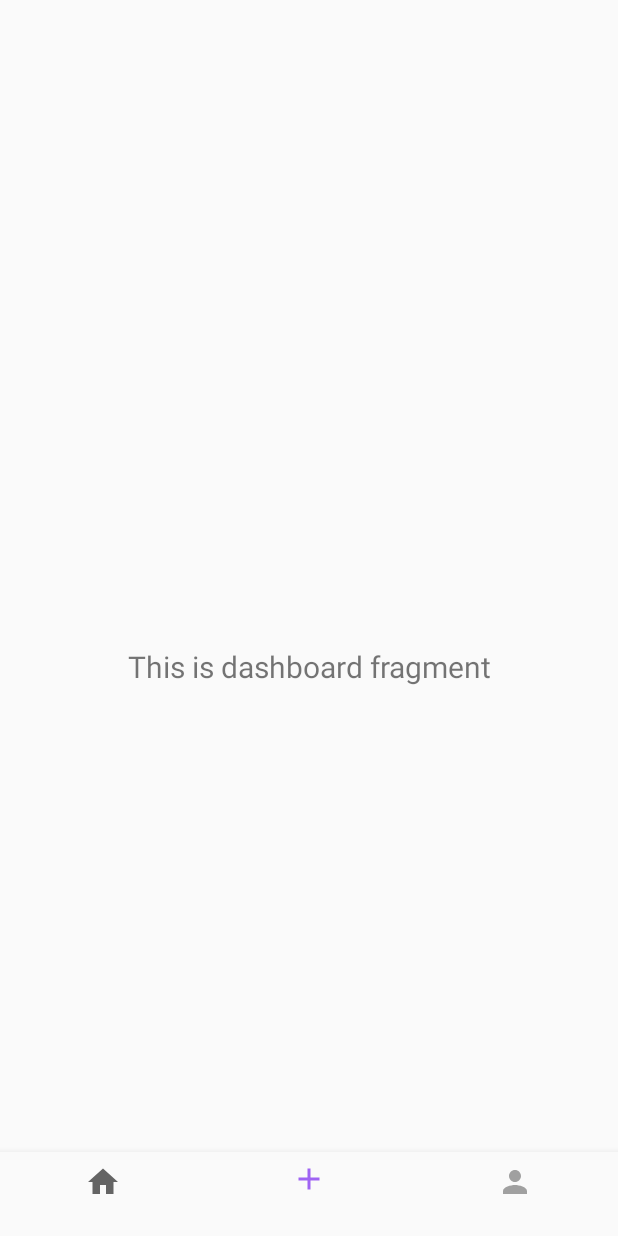
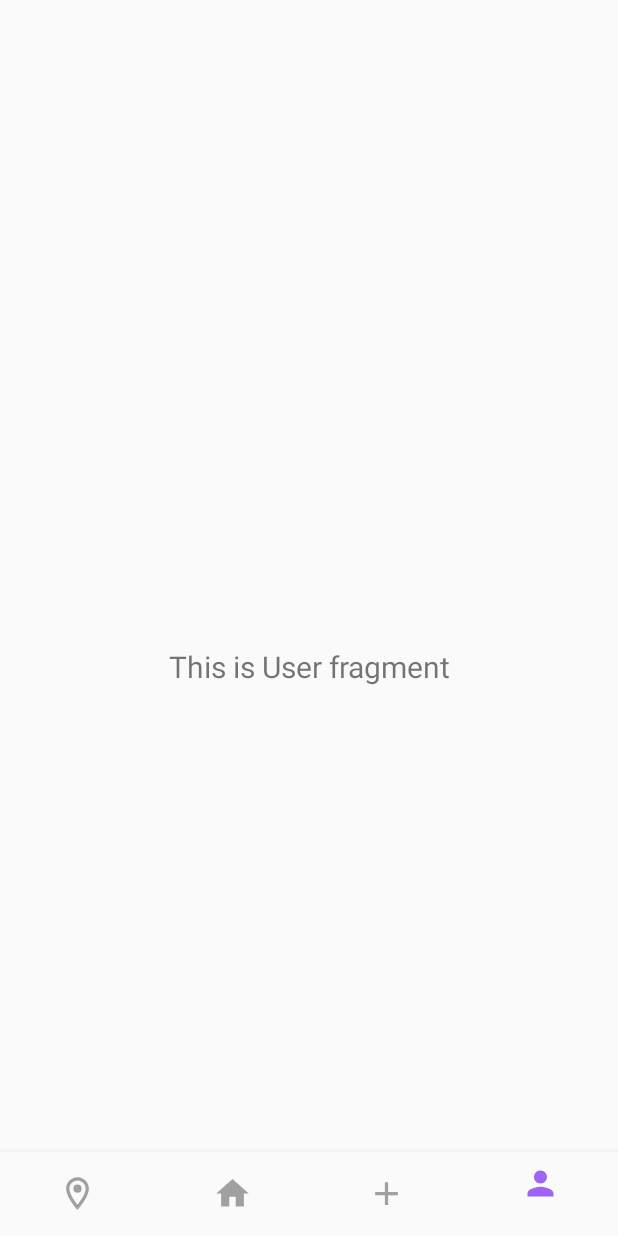
Before and after one commit to AndreyRichman/IVE, an Android app: the UserFragment screen opened through its navigation route, on a phone screen of 412 x 824 dp. Run offline under Robolectric (Android 15) with nearby library versions, the phone set to English and light mode, and no system bars; our stand-ins replace navigation-ui; Roboto replaces fonts that are not available here.

Commit message:
add location fragment

```diff
--- a/app/build.gradle
+++ b/app/build.gradle
@@ -33,6 +33,7 @@ dependencies {
     implementation 'androidx.navigation:navigation-fragment:2.3.0'
     implementation 'androidx.navigation:navigation-ui:2.3.0'
     implementation 'androidx.lifecycle:lifecycle-extensions:2.2.0'
+    implementation 'androidx.legacy:legacy-support-v4:1.0.0'
 
     testImplementation 'junit:junit:4.12'
     androidTestImplementation 'androidx.test.ext:junit:1.1.1'
--- a/app/src/main/java/com/mta/ive/pages/ui/notifications/NotificationsFragment.java
+++ b/app/src/main/java/com/mta/ive/pages/ui/addtask/AddTaskFragment.java
@@ -1,4 +1,4 @@
-package com.mta.ive.pages.ui.notifications;
+package com.mta.ive.pages.ui.addtask;
 
 import android.os.Bundle;
 import android.view.LayoutInflater;
@@ -15,17 +15,17 @@ import androidx.lifecycle.ViewModelProviders;
 import com.mta.ive.R;
 
 
-public class NotificationsFragment extends Fragment {
+public class AddTaskFragment extends Fragment {
 
-    private NotificationsViewModel notificationsViewModel;
+    private AddTaskViewModel addTaskViewModel;
 
     public View onCreateView(@NonNull LayoutInflater inflater,
                              ViewGroup container, Bundle savedInstanceState) {
-        notificationsViewModel =
-                ViewModelProviders.of(this).get(NotificationsViewModel.class);
-        View root = inflater.inflate(R.layout.fragment_notifications, container, false);
-        final TextView textView = root.findViewById(R.id.text_notifications);
-        notificationsViewModel.getText().observe(getViewLifecycleOwner(), new Observer<String>() {
+        addTaskViewModel =
+                ViewModelProviders.of(this).get(AddTaskViewModel.class);
+        View root = inflater.inflate(R.layout.fragment_add, container, false);
+        final TextView textView = root.findViewById(R.id.text_dashboard);
+        addTaskViewModel.getText().observe(getViewLifecycleOwner(), new Observer<String>() {
             @Override
             public void onChanged(@Nullable String s) {
                 textView.setText(s);
--- a/app/src/main/java/com/mta/ive/pages/ui/dashboard/DashboardViewModel.java
+++ b/app/src/main/java/com/mta/ive/pages/ui/addtask/AddTaskViewModel.java
@@ -1,16 +1,16 @@
-package com.mta.ive.pages.ui.dashboard;
+package com.mta.ive.pages.ui.addtask;
 
 import androidx.lifecycle.LiveData;
 import androidx.lifecycle.MutableLiveData;
 import androidx.lifecycle.ViewModel;
 
-public class DashboardViewModel extends ViewModel {
+public class AddTaskViewModel extends ViewModel {
 
     private MutableLiveData<String> mText;
 
-    public DashboardViewModel() {
+    public AddTaskViewModel() {
         mText = new MutableLiveData<>();
-        mText.setValue("This is dashboard fragment");
+        mText.setValue("Add New Task!");
     }
 
     public LiveData<String> getText() {
--- /dev/null
+++ b/app/src/main/java/com/mta/ive/pages/ui/location/LocationFragment.java
@@ -0,0 +1,35 @@
+package com.mta.ive.pages.ui.location;
+
+import android.os.Bundle;
+import android.view.LayoutInflater;
+import android.view.View;
+import android.view.ViewGroup;
+import android.widget.TextView;
+
+import androidx.annotation.NonNull;
+import androidx.annotation.Nullable;
+import androidx.fragment.app.Fragment;
+import androidx.lifecycle.Observer;
+import androidx.lifecycle.ViewModelProviders;
+
+import com.mta.ive.R;
+
+public class LocationFragment extends Fragment {
+
+    private LocationViewModel locationViewModel;
+
+    public View onCreateView(@NonNull LayoutInflater inflater,
+                             ViewGroup container, Bundle savedInstanceState) {
+        locationViewModel =
+                ViewModelProviders.of(this).get(LocationViewModel.class);
+        View root = inflater.inflate(R.layout.fragment_add, container, false);
+        final TextView textView = root.findViewById(R.id.text_dashboard);
+        locationViewModel.getText().observe(getViewLifecycleOwner(), new Observer<String>() {
+            @Override
+            public void onChanged(@Nullable String s) {
+                textView.setText(s);
+            }
+        });
+        return root;
+    }
+}
--- a/app/src/main/java/com/mta/ive/pages/ui/notifications/NotificationsViewModel.java
+++ b/app/src/main/java/com/mta/ive/pages/ui/location/LocationViewModel.java
@@ -1,16 +1,17 @@
-package com.mta.ive.pages.ui.notifications;
+package com.mta.ive.pages.ui.location;
 
 import androidx.lifecycle.LiveData;
 import androidx.lifecycle.MutableLiveData;
 import androidx.lifecycle.ViewModel;
 
-public class NotificationsViewModel extends ViewModel {
+
+public class LocationViewModel extends ViewModel {
 
     private MutableLiveData<String> mText;
 
-    public NotificationsViewModel() {
+    public LocationViewModel() {
         mText = new MutableLiveData<>();
-        mText.setValue("This is notifications fragment");
+        mText.setValue("Current Location!");
     }
 
     public LiveData<String> getText() {
--- a/app/src/main/java/com/mta/ive/pages/ui/dashboard/DashboardFragment.java
+++ b/app/src/main/java/com/mta/ive/pages/ui/user/UserFragment.java
@@ -1,4 +1,4 @@
-package com.mta.ive.pages.ui.dashboard;
+package com.mta.ive.pages.ui.user;
 
 import android.os.Bundle;
 import android.view.LayoutInflater;
@@ -15,17 +15,17 @@ import androidx.lifecycle.ViewModelProviders;
 import com.mta.ive.R;
 
 
-public class DashboardFragment extends Fragment {
+public class UserFragment extends Fragment {
 
-    private DashboardViewModel dashboardViewModel;
+    private UserViewModel notificationsViewModel;
 
     public View onCreateView(@NonNull LayoutInflater inflater,
                              ViewGroup container, Bundle savedInstanceState) {
-        dashboardViewModel =
-                ViewModelProviders.of(this).get(DashboardViewModel.class);
-        View root = inflater.inflate(R.layout.fragment_dashboard, container, false);
-        final TextView textView = root.findViewById(R.id.text_dashboard);
-        dashboardViewModel.getText().observe(getViewLifecycleOwner(), new Observer<String>() {
+        notificationsViewModel =
+                ViewModelProviders.of(this).get(UserViewModel.class);
+        View root = inflater.inflate(R.layout.fragment_user, container, false);
+        final TextView textView = root.findViewById(R.id.text_notifications);
+        notificationsViewModel.getText().observe(getViewLifecycleOwner(), new Observer<String>() {
             @Override
             public void onChanged(@Nullable String s) {
                 textView.setText(s);
--- /dev/null
+++ b/app/src/main/java/com/mta/ive/pages/ui/user/UserViewModel.java
@@ -0,0 +1,19 @@
+package com.mta.ive.pages.ui.user;
+
+import androidx.lifecycle.LiveData;
+import androidx.lifecycle.MutableLiveData;
+import androidx.lifecycle.ViewModel;
+
+public class UserViewModel extends ViewModel {
+
+    private MutableLiveData<String> mText;
+
+    public UserViewModel() {
+        mText = new MutableLiveData<>();
+        mText.setValue("This is User fragment");
+    }
+
+    public LiveData<String> getText() {
+        return mText;
+    }
+}
--- /dev/null
+++ b/app/src/main/res/drawable-anydpi/icon_location.xml
@@ -0,0 +1,14 @@
+<vector xmlns:android="http://schemas.android.com/apk/res/android"
+    android:width="24dp"
+    android:height="24dp"
+    android:viewportWidth="24"
+    android:viewportHeight="24"
+    android:tint="#333333"
+    android:alpha="0.6">
+  <path
+      android:fillColor="@android:color/white"
+      android:pathData="M12,2C8.13,2 5,5.13 5,9c0,5.25 7,13 7,13s7,-7.75 7,-13c0,-3.87 -3.13,-7 -7,-7zM7,9c0,-2.76 2.24,-5 5,-5s5,2.24 5,5c0,2.88 -2.88,7.19 -5,9.88C9.92,16.21 7,11.85 7,9z"/>
+  <path
+      android:fillColor="@android:color/white"
+      android:pathData="M12,9m-2.5,0a2.5,2.5 0,1 1,5 0a2.5,2.5 0,1 1,-5 0"/>
+</vector>
--- a/app/src/main/res/layout/activity_home.xml
+++ b/app/src/main/res/layout/activity_home.xml
@@ -10,9 +10,9 @@
         android:id="@+id/nav_view"
         android:layout_width="0dp"
         android:layout_height="wrap_content"
-        android:layout_marginStart="0dp"
-        android:layout_marginEnd="0dp"
         android:background="?android:attr/windowBackground"
+        app:itemHorizontalTranslationEnabled="false"
+        app:itemIconSize="26dp"
         app:layout_constraintBottom_toBottomOf="parent"
         app:layout_constraintLeft_toLeftOf="parent"
         app:layout_constraintRight_toRightOf="parent"
--- a/app/src/main/res/layout/fragment_notifications.xml
+++ b/app/src/main/res/layout/fragment_add.xml
@@ -4,10 +4,10 @@
     xmlns:tools="http://schemas.android.com/tools"
     android:layout_width="match_parent"
     android:layout_height="match_parent"
-    tools:context=".pages.ui.notifications.NotificationsFragment">
+    tools:context=".pages.ui.addtask.AddTaskFragment">
 
     <TextView
-        android:id="@+id/text_notifications"
+        android:id="@+id/text_dashboard"
         android:layout_width="match_parent"
         android:layout_height="wrap_content"
         android:layout_marginStart="8dp"
--- a/app/src/main/res/layout/fragment_dashboard.xml
+++ b/app/src/main/res/layout/fragment_location.xml
@@ -4,10 +4,10 @@
     xmlns:tools="http://schemas.android.com/tools"
     android:layout_width="match_parent"
     android:layout_height="match_parent"
-    tools:context=".pages.ui.dashboard.DashboardFragment">
+    tools:context=".pages.ui.location.LocationFragment">
 
     <TextView
-        android:id="@+id/text_dashboard"
+        android:id="@+id/text_home"
         android:layout_width="match_parent"
         android:layout_height="wrap_content"
         android:layout_marginStart="8dp"
--- /dev/null
+++ b/app/src/main/res/layout/fragment_user.xml
@@ -0,0 +1,22 @@
+<?xml version="1.0" encoding="utf-8"?>
+<androidx.constraintlayout.widget.ConstraintLayout xmlns:android="http://schemas.android.com/apk/res/android"
+    xmlns:app="http://schemas.android.com/apk/res-auto"
+    xmlns:tools="http://schemas.android.com/tools"
+    android:layout_width="match_parent"
+    android:layout_height="match_parent"
+    tools:context=".pages.ui.user.UserFragment">
+
+    <TextView
+        android:id="@+id/text_notifications"
+        android:layout_width="match_parent"
+        android:layout_height="wrap_content"
+        android:layout_marginStart="8dp"
+        android:layout_marginTop="8dp"
+        android:layout_marginEnd="8dp"
+        android:textAlignment="center"
+        android:textSize="20sp"
+        app:layout_constraintBottom_toBottomOf="parent"
+        app:layout_constraintEnd_toEndOf="parent"
+        app:layout_constraintStart_toStartOf="parent"
+        app:layout_constraintTop_toTopOf="parent" />
+</androidx.constraintlayout.widget.ConstraintLayout>
--- a/app/src/main/res/menu/bottom_nav_menu.xml
+++ b/app/src/main/res/menu/bottom_nav_menu.xml
@@ -2,20 +2,22 @@
 <menu xmlns:android="http://schemas.android.com/apk/res/android">
 
     <item
+        android:id="@+id/navigation_location"
+        android:icon="@drawable/icon_location"
+        android:title="" />
+    <item
         android:id="@+id/navigation_home"
-        android:icon="@drawable/ic_home_black_24dp"
+        android:icon="@drawable/icon_home"
         android:title="" />
 
     <item
-        android:id="@+id/navigation_dashboard"
+        android:id="@+id/navigation_add"
         android:icon="@drawable/icon_add"
-        android:title=""
-        />
+        android:title="" />
 
     <item
-        android:id="@+id/navigation_notifications"
+        android:id="@+id/navigation_user"
         android:icon="@drawable/icon_profile"
-        android:title=""
-        />
+        android:title="" />
 
 </menu>
--- a/app/src/main/res/navigation/mobile_navigation.xml
+++ b/app/src/main/res/navigation/mobile_navigation.xml
@@ -3,7 +3,13 @@
     xmlns:app="http://schemas.android.com/apk/res-auto"
     xmlns:tools="http://schemas.android.com/tools"
     android:id="@+id/mobile_navigation"
-    app:startDestination="@+id/navigation_home">
+    app:startDestination="@id/navigation_location">
+
+    <fragment
+        android:id="@+id/navigation_location"
+        android:name="com.mta.ive.pages.ui.location.LocationFragment"
+        android:label="@string/title_location"
+        tools:layout="@layout/fragment_location" />
 
     <fragment
         android:id="@+id/navigation_home"
@@ -12,16 +18,16 @@
         tools:layout="@layout/fragment_home" />
 
     <fragment
-        android:id="@+id/navigation_dashboard"
-        android:name="com.mta.ive.pages.ui.dashboard.DashboardFragment"
-        android:label="@string/title_dashboard"
-        tools:layout="@layout/fragment_dashboard" />
+        android:id="@+id/navigation_add"
+        android:name="com.mta.ive.pages.ui.addtask.AddTaskFragment"
+        android:label="@string/title_add"
+        tools:layout="@layout/fragment_add" />
 
     <fragment
-        android:id="@+id/navigation_notifications"
-        android:name="com.mta.ive.pages.ui.notifications.NotificationsFragment"
-        android:label="@string/title_notifications"
-        tools:layout="@layout/fragment_notifications" />
+        android:id="@+id/navigation_user"
+        android:name="com.mta.ive.pages.ui.user.UserFragment"
+        android:label="@string/title_user"
+        tools:layout="@layout/fragment_user" />
 
 
 </navigation>
--- a/app/src/main/res/values/strings.xml
+++ b/app/src/main/res/values/strings.xml
@@ -2,9 +2,12 @@
     <string name="app_name">IVE</string>
     <string name="main_title">TIME TO BE PRODUCT<font color="#FA8072">IVE</font></string>
     <string name="title_home"><font color="#FA8072">HOME</font></string>
-    <string name="title_dashboard"><font color="#FA8072">DASHBOARD</font></string>
-    <string name="title_notifications"><font color="#FA8072">TASKS</font></string>
+    <string name="title_add"><font color="#FA8072">Add Task</font></string>
+    <string name="title_user"><font color="#FA8072">User</font></string>
     <string name="text_label_1">Option 1</string>
     <string name="text_label_2">Option 2</string>
+    <!-- TODO: Remove or change this placeholder text -->
+    <string name="hello_blank_fragment">Hello blank fragment</string>
+    <string name="title_location">Location</string>
 
 </resources>
```
Also changed, not shown: app/src/main/res/drawable-hdpi/icon_location.png (added), app/src/main/res/drawable-mdpi/icon_location.png (added), app/src/main/res/drawable-xhdpi/icon_location.png (added), app/src/main/res/drawable-xxhdpi/icon_location.png (added).
